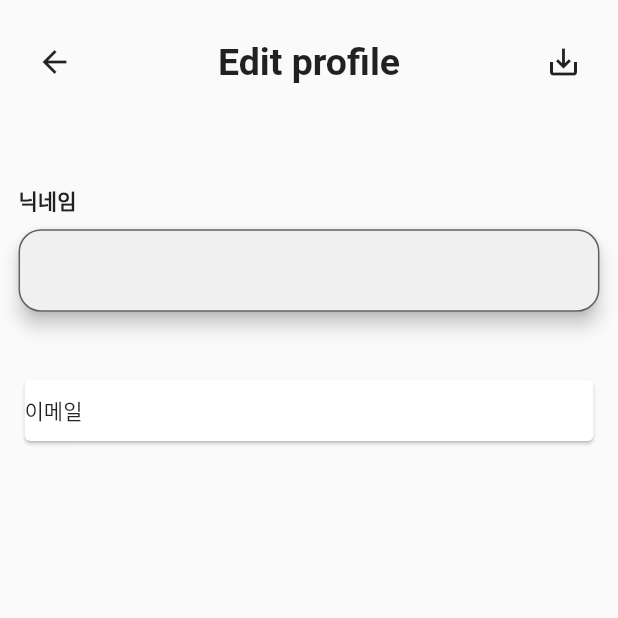
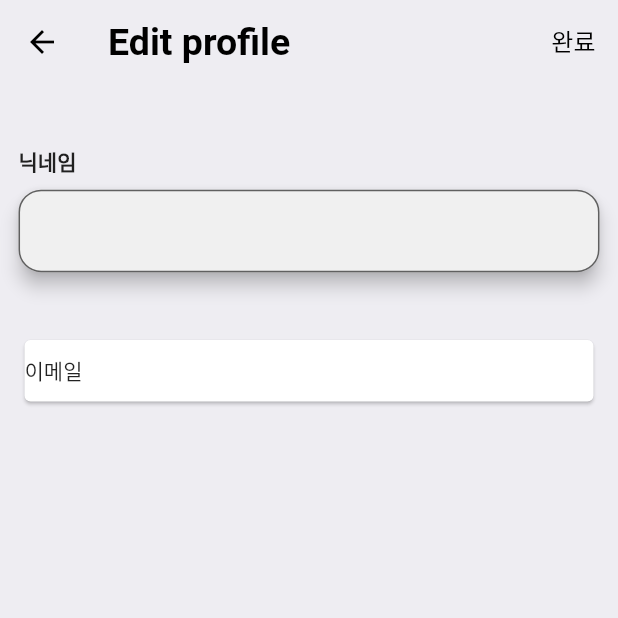
Before and after one commit to omegabunh/PECS, a Flutter app: the screen it shows once a user with an empty profile is signed in, item 4 of the bottom bar chosen, after a tap on "프로필 편집", on a phone screen of 412 x 824 dp, the top half of it. Run offline on Flutter 3.47's test engine with Material 2 defaults, Android fonts, the phone set to English and light mode, and no system bars; our stand-ins replace cloud_firestore, file_picker, firebase_auth, firebase_core, firebase_storage, flutter_dotenv and 7 more; accounts and stored records are empty.

Commit message:
change appBar and transparent appbar in chatPage

```diff
--- a/lib/models/theme.dart
+++ b/lib/models/theme.dart
@@ -1,4 +1,10 @@
 import 'package:flutter/material.dart';
 
-var lightThemeData = ThemeData.light();
+var lightThemeData = ThemeData(
+  backgroundColor: const Color(0xFFeeedf2),
+  scaffoldBackgroundColor: const Color(0xFFeeedf2),
+  appBarTheme: const AppBarTheme(
+    foregroundColor: Colors.black,
+  ),
+);
 var darkThemeData = ThemeData.dark();
--- a/lib/pages/chats_page.dart
+++ b/lib/pages/chats_page.dart
@@ -17,7 +17,6 @@ import '../pages/chat_page.dart';
 import '../pages/chat_list_page.dart';
 
 //Widgets
-import '../widgets/top_bar.dart';
 import '../widgets/custom_list_view_tiles.dart';
 
 //Models
@@ -62,6 +61,29 @@ class _ChatsPageState extends State<ChatsPage> {
     return Builder(builder: (BuildContext context) {
       _pageProvider = context.watch<ChatsPageProvider>();
       return Scaffold(
+        appBar: AppBar(
+          automaticallyImplyLeading: false,
+          backgroundColor: Colors.transparent,
+          elevation: 0.0,
+          title: const Text(
+            'Chats',
+            style: TextStyle(
+              fontSize: 25.0,
+              fontWeight: FontWeight.bold,
+            ),
+          ),
+          actions: [
+            IconButton(
+              icon: const Icon(
+                Icons.logout,
+              ),
+              onPressed: () {
+                _auth.logout();
+              },
+            ),
+          ],
+        ),
+        extendBodyBehindAppBar: true,
         body: SafeArea(
           child: Container(
             padding: EdgeInsets.symmetric(
@@ -74,17 +96,6 @@ class _ChatsPageState extends State<ChatsPage> {
               mainAxisAlignment: MainAxisAlignment.start,
               crossAxisAlignment: CrossAxisAlignment.center,
               children: [
-                TopBar(
-                  'Chats',
-                  primaryAction: IconButton(
-                    icon: const Icon(
-                      Icons.logout,
-                    ),
-                    onPressed: () {
-                      _auth.logout();
-                    },
-                  ),
-                ),
                 _chatList(),
               ],
             ),
--- a/lib/pages/home_page.dart
+++ b/lib/pages/home_page.dart
@@ -60,7 +60,7 @@ class _HomePageState extends State<HomePage> {
           BottomNavigationBarItem(
             label: "Chats",
             icon: Icon(
-              Icons.chat_bubble_sharp,
+              Icons.chat_bubble_rounded,
             ),
           ),
           BottomNavigationBarItem(
@@ -72,7 +72,7 @@ class _HomePageState extends State<HomePage> {
           BottomNavigationBarItem(
             label: "User",
             icon: Icon(
-              Icons.person_rounded,
+              Icons.person,
             ),
           ),
         ],
--- a/lib/pages/profile_page.dart
+++ b/lib/pages/profile_page.dart
@@ -8,7 +8,6 @@ import '../services/database_service.dart';
 
 //Widgets
 import '../widgets/custom_input_fields.dart';
-import '../widgets/top_bar.dart';
 
 //Pages
 import '../pages/user_page.dart';
@@ -56,6 +55,36 @@ class _ProfilePageState extends State<ProfilePage> {
     email = _auth.chatUser.email;
 
     return Scaffold(
+      appBar: AppBar(
+        backgroundColor: Colors.transparent,
+        elevation: 0.0,
+        title: const Text(
+          'Edit profile',
+          style: TextStyle(
+            fontSize: 25.0,
+            fontWeight: FontWeight.bold,
+          ),
+        ),
+        actions: [
+          Container(
+            padding: const EdgeInsets.all(15),
+            child: InkWell(
+              child: const Text(
+                '완료',
+                style: TextStyle(fontSize: 16),
+              ),
+              onTap: () async {
+                if (_registerFormKey.currentState!.validate()) {
+                  _registerFormKey.currentState!.save();
+                  await _db.updateUser(uid, email, _name!);
+                  await _auth.logout();
+                }
+              },
+            ),
+          )
+        ],
+      ),
+      extendBodyBehindAppBar: true,
       resizeToAvoidBottomInset: false,
       body: SafeArea(
         child: Container(
@@ -69,32 +98,6 @@ class _ProfilePageState extends State<ProfilePage> {
             mainAxisAlignment: MainAxisAlignment.start,
             crossAxisAlignment: CrossAxisAlignment.start,
             children: [
-              TopBar(
-                'Edit profile',
-                secondaryAction: IconButton(
-                  icon: Icon(
-                    Icons.adaptive.arrow_back,
-                  ),
-                  onPressed: () {
-                    Navigator.pop(
-                      context,
-                      MaterialPageRoute(
-                        builder: (context) => const UserPage(),
-                      ),
-                    );
-                  },
-                ),
-                primaryAction: IconButton(
-                  icon: const Icon(Icons.save_alt),
-                  onPressed: () async {
-                    if (_registerFormKey.currentState!.validate()) {
-                      _registerFormKey.currentState!.save();
-                      await _db.updateUser(uid, email, _name!);
-                      await _auth.logout();
-                    }
-                  },
-                ),
-              ),
               SizedBox(
                 height: _deviceHeight * 0.05,
               ),
--- a/lib/pages/search_page.dart
+++ b/lib/pages/search_page.dart
@@ -1,4 +1,5 @@
 //Packages
+import 'package:flutter/cupertino.dart';
 import 'package:flutter/material.dart';
 import 'package:flutter_dotenv/flutter_dotenv.dart';
 import 'package:provider/provider.dart';
@@ -8,8 +9,6 @@ import '../services/database_service.dart';
 import '../services/intToTime_service.dart';
 
 //Widgets
-import '../widgets/top_bar.dart';
-import '../widgets/custom_input_fields.dart';
 import '../widgets/custom_card.dart';
 
 //Porviders
@@ -90,6 +89,29 @@ class _SearchPageState extends State<SearchPage>
 
   Widget _buildUI() {
     return Scaffold(
+      appBar: AppBar(
+        automaticallyImplyLeading: false,
+        backgroundColor: Colors.transparent,
+        elevation: 0.0,
+        title: const Text(
+          'Search',
+          style: TextStyle(
+            fontSize: 25.0,
+            fontWeight: FontWeight.bold,
+          ),
+        ),
+        actions: [
+          IconButton(
+            icon: const Icon(
+              Icons.logout,
+            ),
+            onPressed: () {
+              _auth.logout();
+            },
+          ),
+        ],
+      ),
+      extendBodyBehindAppBar: true,
       body: SafeArea(
         child: Container(
           padding: EdgeInsets.symmetric(
@@ -102,17 +124,6 @@ class _SearchPageState extends State<SearchPage>
             mainAxisAlignment: MainAxisAlignment.start,
             crossAxisAlignment: CrossAxisAlignment.center,
             children: [
-              TopBar(
-                'Search',
-                primaryAction: IconButton(
-                  icon: const Icon(
-                    Icons.logout,
-                  ),
-                  onPressed: () {
-                    _auth.logout();
-                  },
-                ),
-              ),
               _seasonSelect(),
               Row(
                 mainAxisAlignment: MainAxisAlignment.spaceEvenly,
@@ -178,25 +189,22 @@ class _SearchPageState extends State<SearchPage>
 
   Widget _playerSearch() {
     return SizedBox(
-      height: _deviceHeight * 0.07,
       width: _deviceWidth * 0.65,
-      child: CustomTextField(
-        onEditingComplete: (value) {
+      child: CupertinoSearchTextField(
+        placeholder: '닉네임을 입력하세요.',
+        onSubmitted: (value) {
           if (_searchFieldTextEditingController.text.isNotEmpty) {
             playerName = value;
             FocusScope.of(context).unfocus();
             getPlayerData(
                 selectedPlatform, playerName, apiKey!, selectedSeason);
-            //_searchFieldTextEditingController.clear();
             _show();
           } else {
             _hide();
           }
         },
-        hintText: "닉네임을 입력하세요.",
-        obscureText: false,
         controller: _searchFieldTextEditingController,
-        icon: Icons.search,
+        autocorrect: false,
       ),
     );
   }
--- a/lib/pages/splash_page.dart
+++ b/lib/pages/splash_page.dart
@@ -43,8 +43,8 @@ class _SplashPageState extends State<SplashPage> {
     return MaterialApp(
       title: 'PECS',
       theme: ThemeData(
-        backgroundColor: const Color.fromRGBO(155, 217, 191, 1.0),
-        scaffoldBackgroundColor: const Color.fromRGBO(155, 217, 191, 1.0),
+        backgroundColor: const Color(0xff191919),
+        scaffoldBackgroundColor: const Color(0xff191919),
       ),
       home: Scaffold(
         body: Center(
--- a/lib/pages/user_page.dart
+++ b/lib/pages/user_page.dart
@@ -11,7 +11,6 @@ import '../services/cloud_storage_service.dart';
 
 //Widgets
 import '../widgets/rounded_button.dart';
-import '../widgets/top_bar.dart';
 
 //Providers
 import '../providers/authentication_provider.dart';
@@ -62,7 +61,31 @@ class _UserPageState extends State<UserPage> {
 
     return Builder(
       builder: (BuildContext context) {
-        return SafeArea(
+        return Scaffold(
+          appBar: AppBar(
+            automaticallyImplyLeading: false,
+            backgroundColor: Colors.transparent,
+            elevation: 0.0,
+            title: const Text(
+              'User',
+              style: TextStyle(
+                fontSize: 25.0,
+                fontWeight: FontWeight.bold,
+              ),
+            ),
+            actions: [
+              IconButton(
+                icon: const Icon(
+                  Icons.logout,
+                ),
+                onPressed: () {
+                  _auth.logout();
+                },
+              ),
+            ],
+          ),
+          extendBodyBehindAppBar: true,
+          body: SafeArea(
             child: Container(
               padding: EdgeInsets.symmetric(
                 horizontal: _deviceWidth * 0.03,
@@ -71,21 +94,11 @@ class _UserPageState extends State<UserPage> {
               width: _deviceWidth,
               child: Column(
                 children: [
-                TopBar(
-                  'User',
-                  primaryAction: IconButton(
-                    icon: const Icon(
-                      Icons.logout,
-                    ),
-                    onPressed: () {
-                      _auth.logout();
-                    },
-                  ),
-                ),
                   _logoutButton(),
                   _profileEditButton(),
                   _settingButton(),
                 ],
+              ),
             ),
           ),
         );
--- a/lib/widgets/top_bar.dart
+++ /dev/null
@@ -1,57 +0,0 @@
-// ignore_for_file: must_be_immutable
-
-//Packages
-import 'package:flutter/material.dart';
-
-class TopBar extends StatelessWidget {
-  final String _barTitle;
-  Widget? primaryAction;
-  Widget? secondaryAction;
-  double? fontSize;
-
-  late double _deviceHeight;
-  late double _deviceWidth;
-
-  TopBar(
-    this._barTitle, {
-    Key? key,
-    this.primaryAction,
-    this.secondaryAction,
-    this.fontSize = 25,
-  }) : super(key: key);
-
-  @override
-  Widget build(BuildContext context) {
-    _deviceHeight = MediaQuery.of(context).size.height;
-    _deviceWidth = MediaQuery.of(context).size.width;
-    return _buildUI();
-  }
-
-  Widget _buildUI() {
-    return SizedBox(
-      height: _deviceHeight * 0.10,
-      width: _deviceWidth,
-      child: Row(
-        mainAxisSize: MainAxisSize.max,
-        mainAxisAlignment: MainAxisAlignment.spaceBetween,
-        crossAxisAlignment: CrossAxisAlignment.center,
-        children: [
-          if (secondaryAction != null) secondaryAction!,
-          _titleBar(),
-          if (primaryAction != null) primaryAction!,
-        ],
-      ),
-    );
-  }
-
-  Widget _titleBar() {
-    return Text(
-      _barTitle,
-      overflow: TextOverflow.ellipsis,
-      style: TextStyle(
-        fontSize: fontSize,
-        fontWeight: FontWeight.w700,
-      ),
-    );
-  }
-}
```
Also changed, not shown: lib/pages/chat_list_page.dart (+11 -17 lines), lib/pages/chat_page.dart (+30 -29 lines), lib/pages/setting_page.dart (+12 -19 lines). Lines whose indentation alone changed are shown as unchanged.
